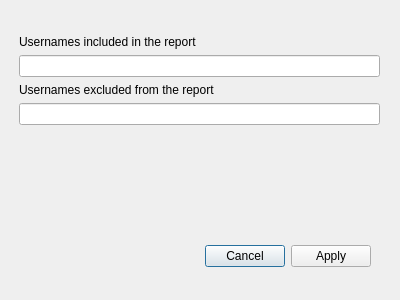
Before: the Qt Designer form EventLogConverter/src/CReportOptionsDialog.ui in GAlexDark/MMSTools, drawn with Qt 5.
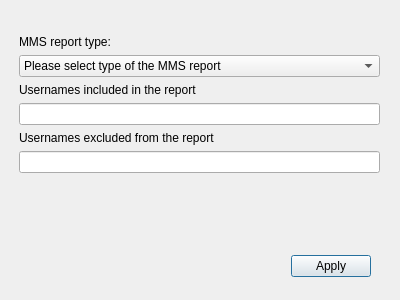
After: the same form once the commit is applied. Icons and pictures are not drawn.

What changed in the file:
```diff
--- a/EventLogConverter/src/CReportOptionsDialog.ui
+++ b/EventLogConverter/src/CReportOptionsDialog.ui
@@ -35,7 +35,7 @@
    <property name="geometry">
     <rect>
      <x>30</x>
-     <y>240</y>
+     <y>250</y>
      <width>341</width>
      <height>32</height>
     </rect>
@@ -44,7 +44,7 @@
     <enum>Qt::Horizontal</enum>
    </property>
    <property name="standardButtons">
-    <set>QDialogButtonBox::Apply|QDialogButtonBox::Cancel</set>
+    <set>QDialogButtonBox::Apply</set>
    </property>
   </widget>
   <widget class="QWidget" name="verticalLayoutWidget">
@@ -53,7 +53,7 @@
      <x>19</x>
      <y>9</y>
      <width>361</width>
-     <height>231</height>
+     <height>252</height>
     </rect>
    </property>
    <layout class="QVBoxLayout" name="verticalLayout">
@@ -97,6 +97,22 @@
       </item>
      </layout>
     </item>
+    <item>
+     <widget class="QLabel" name="label_4">
+      <property name="text">
+       <string>MMS report type:</string>
+      </property>
+     </widget>
+    </item>
+    <item>
+     <widget class="QComboBox" name="comboBox">
+      <item>
+       <property name="text">
+        <string>Please select type of the MMS report</string>
+       </property>
+      </item>
+     </widget>
+    </item>
     <item>
      <widget class="QLabel" name="label">
       <property name="text">
```
Left out of the diff: 17 changed lines with no effect on the pictures.
